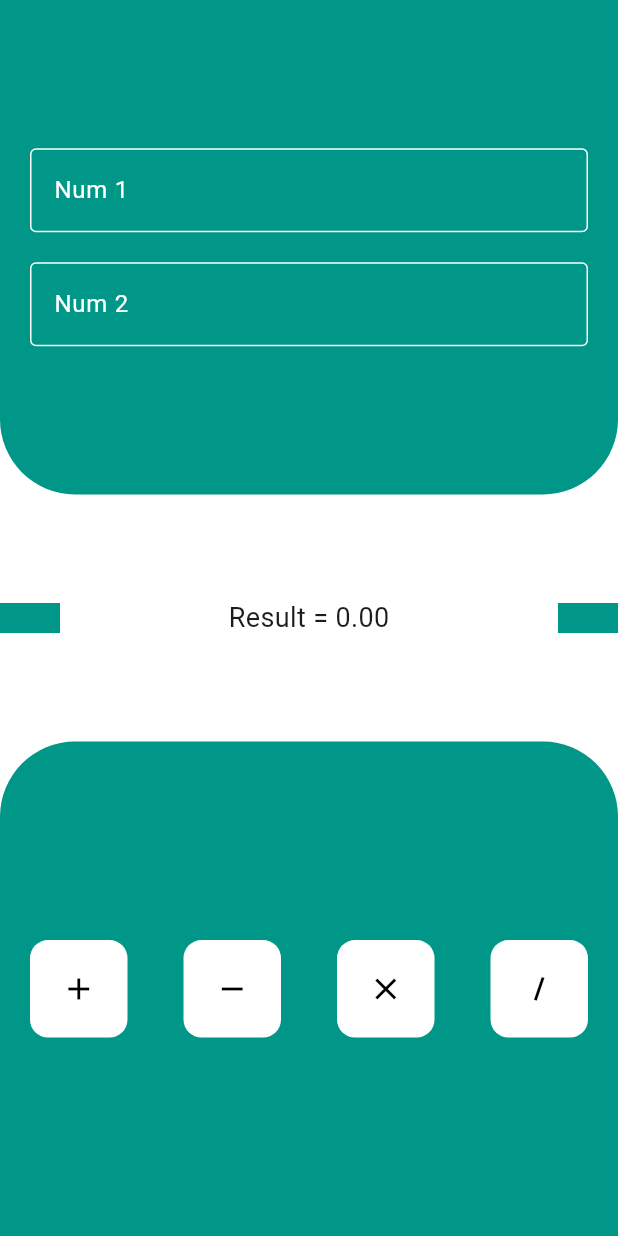
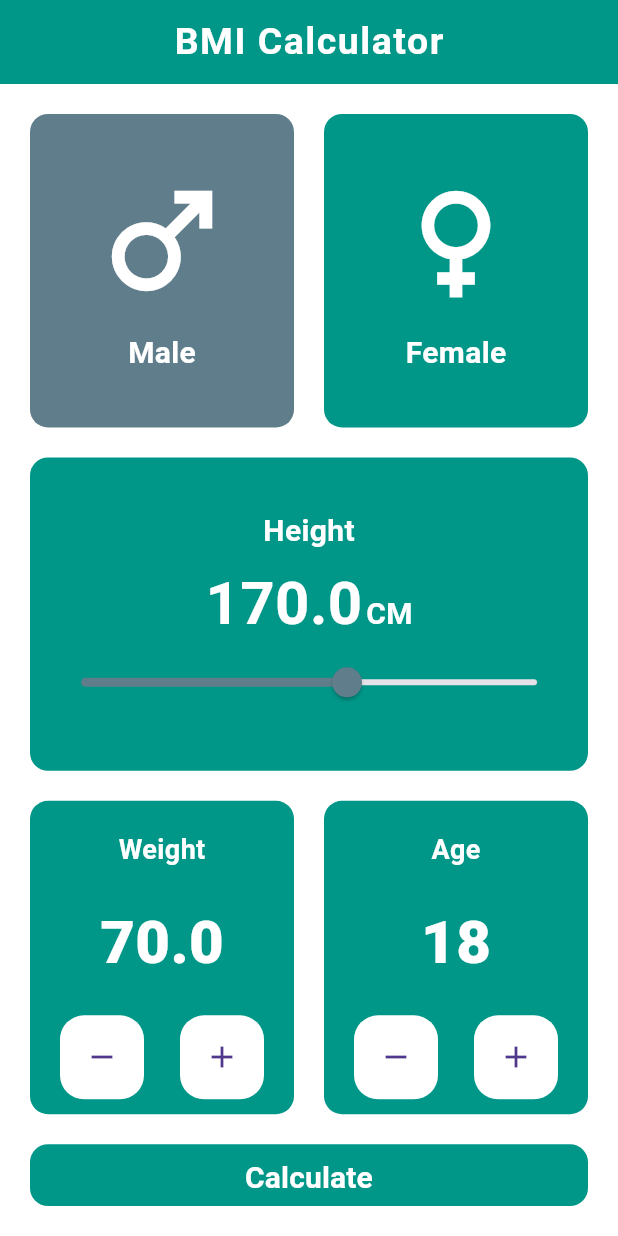
Before and after one commit to ahvvad/Array, a Flutter app: the screen it shows after launch, on a phone screen of 412 x 824 dp. Run offline on Flutter 3.47's test engine with Material 3 defaults, Android fonts, the phone set to English and light mode, and no system bars.

Commit message:
add BMI app

```diff
--- a/lib/main.dart
+++ b/lib/main.dart
@@ -1,5 +1,6 @@
 import 'package:flutter/material.dart';
-import 'package:test_app/pages/calculator/calc_screen.dart';
+import 'package:test_app/pages/BMI/bmi_screen.dart';
+// import 'package:test_app/pages/calculator/calc_screen.dart';
 // import 'package:test_app/pages/login/login_screen.dart';
 
 void main() {
@@ -14,7 +15,7 @@ class MyApp extends StatelessWidget {
     return const MaterialApp(
       title: 'Array',
       debugShowCheckedModeBanner: false,
-      home: CalcScreen(),
+      home: BmiScreen(),
     );
   }
 }
--- /dev/null
+++ b/lib/pages/BMI/bmi_screen.dart
@@ -0,0 +1,11 @@
+import 'package:flutter/material.dart';
+import 'package:test_app/pages/BMI/widgets/home_screen.dart';
+
+class BmiScreen extends StatelessWidget {
+  const BmiScreen({super.key});
+
+  @override
+  Widget build(BuildContext context) {
+    return const HomeScreen();
+  }
+}
--- /dev/null
+++ b/lib/pages/BMI/widgets/home_screen.dart
@@ -0,0 +1,280 @@
+import 'dart:math';
+
+import 'package:flutter/material.dart';
+import 'package:test_app/pages/BMI/widgets/result_screen.dart';
+
+class HomeScreen extends StatefulWidget {
+  const HomeScreen({super.key});
+
+  @override
+  State<HomeScreen> createState() => _HomeScreenState();
+}
+
+class _HomeScreenState extends State<HomeScreen> {
+  bool isMale = true;
+  double heightVal = 170.0;
+  double weightVal = 70.0;
+  int age = 18;
+
+  @override
+  Widget build(BuildContext context) {
+    return Scaffold(
+      backgroundColor: Colors.white,
+      appBar: AppBar(
+        backgroundColor: Colors.teal,
+        title: const Text(
+          'BMI Calculator',
+          style: TextStyle(
+            letterSpacing: 1,
+            color: Colors.white,
+            fontSize: 25,
+            fontWeight: FontWeight.bold,
+          ),
+        ),
+        centerTitle: true,
+      ),
+      body: Expanded(
+        child: Container(
+          color: Colors.transparent,
+          child: Padding(
+            padding: const EdgeInsets.all(20.0),
+            child: Column(
+              children: [
+                Expanded(
+                  child: Row(
+                    children: [
+                      maleFemaleRow('male'),
+                      const SizedBox(width: 20),
+                      maleFemaleRow('female'),
+                    ],
+                  ),
+                ),
+                const SizedBox(height: 20),
+                Expanded(
+                  child: Container(
+                    width: double.infinity,
+                    padding: const EdgeInsets.all(10),
+                    decoration: BoxDecoration(
+                      borderRadius: BorderRadius.circular(12),
+                      color: Colors.teal,
+                    ),
+                    child: Column(
+                      mainAxisAlignment: MainAxisAlignment.center,
+                      children: [
+                        const Text(
+                          'Height',
+                          style: TextStyle(
+                            color: Colors.white,
+                            fontSize: 20,
+                            fontWeight: FontWeight.bold,
+                          ),
+                        ),
+                        const SizedBox(height: 5),
+                        Row(
+                          mainAxisAlignment: MainAxisAlignment.center,
+                          crossAxisAlignment: CrossAxisAlignment.baseline,
+                          textBaseline: TextBaseline.alphabetic,
+                          children: [
+                            Text(
+                              heightVal.toStringAsFixed(1),
+                              style: const TextStyle(
+                                color: Colors.white,
+                                fontSize: 40,
+                                fontWeight: FontWeight.bold,
+                              ),
+                            ),
+                            const SizedBox(width: 2.5),
+                            const Text(
+                              'CM',
+                              style: TextStyle(
+                                color: Colors.white,
+                                fontSize: 20,
+                                fontWeight: FontWeight.bold,
+                              ),
+                            ),
+                          ],
+                        ),
+                        Slider(
+                          activeColor: Colors.blueGrey,
+                          min: 100,
+                          max: 220,
+                          value: heightVal,
+                          onChanged: (newValue) {
+                            setState(() => heightVal = newValue);
+                          },
+                        )
+                      ],
+                    ),
+                  ),
+                ),
+                const SizedBox(height: 20),
+                Expanded(
+                  child: Row(
+                    children: [
+                      weightAgeRow('weight'),
+                      const SizedBox(width: 20),
+                      weightAgeRow('age'),
+                    ],
+                  ),
+                ),
+                const SizedBox(height: 20),
+                NavBotton(
+                  weightVal: weightVal,
+                  heightVal: heightVal,
+                  isMale: isMale,
+                  age: age,
+                )
+              ],
+            ),
+          ),
+        ),
+      ),
+    );
+  }
+
+  Expanded maleFemaleRow(String type) {
+    return Expanded(
+      child: GestureDetector(
+        onTap: () => setState(() => isMale = type == 'male' ? true : false),
+        child: Container(
+          padding: const EdgeInsets.all(10),
+          decoration: BoxDecoration(
+            borderRadius: BorderRadius.circular(12),
+            color: (isMale && type == 'male') || (!isMale && type == 'female')
+                ? Colors.blueGrey
+                : Colors.teal,
+          ),
+          child: Column(
+            mainAxisAlignment: MainAxisAlignment.center,
+            children: [
+              Icon(
+                type == 'male' ? Icons.male : Icons.female,
+                color: Colors.white,
+                size: 100,
+              ),
+              const SizedBox(height: 10),
+              Text(
+                type == 'male' ? 'Male' : 'Female',
+                style: const TextStyle(
+                  color: Colors.white,
+                  fontSize: 20,
+                  fontWeight: FontWeight.bold,
+                ),
+              ),
+            ],
+          ),
+        ),
+      ),
+    );
+  }
+
+  Expanded weightAgeRow(String type) {
+    return Expanded(
+      child: Container(
+        padding: const EdgeInsets.all(20),
+        decoration: BoxDecoration(
+          borderRadius: BorderRadius.circular(12),
+          color: Colors.teal,
+        ),
+        child: Column(
+          mainAxisAlignment: MainAxisAlignment.center,
+          children: [
+            Text(
+              type == 'weight' ? 'Weight' : 'Age',
+              style: const TextStyle(
+                color: Colors.white,
+                fontSize: 18,
+                fontWeight: FontWeight.bold,
+              ),
+            ),
+            const SizedBox(height: 20),
+            Text(
+              type == 'weight' ? '$weightVal' : '$age',
+              style: const TextStyle(
+                color: Colors.white,
+                fontSize: 40,
+                fontWeight: FontWeight.w900,
+              ),
+            ),
+            const SizedBox(height: 20),
+            Row(
+              mainAxisAlignment: MainAxisAlignment.spaceBetween,
+              children: [
+                FloatingActionButton(
+                  heroTag: type == 'weight' ? 'weight--' : 'age--',
+                  backgroundColor: Colors.white,
+                  elevation: 0,
+                  onPressed: () =>
+                      setState(() => type == 'weight' ? weightVal-- : age--),
+                  child: const Icon(Icons.remove),
+                ),
+                FloatingActionButton(
+                  heroTag: type == 'weight' ? 'weight++' : 'age++',
+                  backgroundColor: Colors.white,
+                  elevation: 0,
+                  onPressed: () =>
+                      setState(() => type == 'weight' ? weightVal++ : age++),
+                  child: const Icon(Icons.add),
+                ),
+              ],
+            )
+          ],
+        ),
+      ),
+    );
+  }
+}
+
+class NavBotton extends StatelessWidget {
+  const NavBotton({
+    super.key,
+    required this.weightVal,
+    required this.heightVal,
+    required this.isMale,
+    required this.age,
+  });
+
+  final double weightVal;
+  final double heightVal;
+  final bool isMale;
+  final int age;
+
+  @override
+  Widget build(BuildContext context) {
+    return Container(
+      width: double.infinity,
+      height: MediaQuery.of(context).size.height * 0.05,
+      decoration: BoxDecoration(
+        borderRadius: BorderRadius.circular(12),
+        color: Colors.teal,
+      ),
+      child: Expanded(
+        child: TextButton(
+          onPressed: () {
+            var result = weightVal / pow((heightVal / 100), 2);
+            // ignore: avoid_print
+            print('>>>>>>>>>> $result <<<<<<<<<<<<<');
+            Navigator.of(context).push(
+              MaterialPageRoute(
+                builder: (context) => ResultScreen(
+                  result: result,
+                  isMale: isMale,
+                  age: age,
+                ),
+              ),
+            );
+          },
+          child: const Text(
+            'Calculate',
+            style: TextStyle(
+              color: Colors.white,
+              fontSize: 20,
+              fontWeight: FontWeight.bold,
+            ),
+            textAlign: TextAlign.center,
+          ),
+        ),
+      ),
+    );
+  }
+}
--- /dev/null
+++ b/lib/pages/BMI/widgets/result_screen.dart
@@ -0,0 +1,84 @@
+import 'package:flutter/material.dart';
+
+class ResultScreen extends StatelessWidget {
+  const ResultScreen({
+    super.key,
+    required this.result,
+    required this.isMale,
+    required this.age,
+  });
+
+  final double result;
+  final bool isMale;
+  final int age;
+
+  String get resultPrase {
+    String resultText = '';
+    if (result >= 30) {
+      resultText = 'Obese';
+    } else if (result > 25 && result < 30) {
+      resultText = 'Overweight';
+    } else if (result > 18.5 && result < 24.9) {
+      resultText = 'Normal';
+    } else {
+      resultText = 'thin';
+    }
+
+    return resultText;
+  }
+
+  @override
+  Widget build(BuildContext context) {
+    return Scaffold(
+      appBar: AppBar(
+        title: const Text(
+          'Result',
+          style: TextStyle(
+            letterSpacing: 1,
+            color: Colors.white,
+            fontSize: 25,
+            fontWeight: FontWeight.bold,
+          ),
+        ),
+        centerTitle: true,
+        backgroundColor: Colors.teal,
+      ),
+      body: Center(
+        child: Column(
+          mainAxisAlignment: MainAxisAlignment.center,
+          children: [
+            Text(
+              'Gender: ${isMale ? 'Male' : 'Female'}',
+              style: const TextStyle(
+                fontSize: 25,
+                fontWeight: FontWeight.bold,
+              ),
+            ),
+            Text(
+              'Result: ${result.toStringAsFixed(1)}',
+              style: const TextStyle(
+                fontSize: 25,
+                fontWeight: FontWeight.bold,
+              ),
+            ),
+            Text(
+              'Healthness: $resultPrase',
+              style: const TextStyle(
+                fontSize: 25,
+                fontWeight: FontWeight.bold,
+              ),
+              textAlign: TextAlign.center,
+            ),
+            Text(
+              'Age: $age',
+              style: const TextStyle(
+                fontSize: 25,
+                fontWeight: FontWeight.bold,
+              ),
+            ),
+          ],
+        ),
+      ),
+    );
+  }
+}
```
